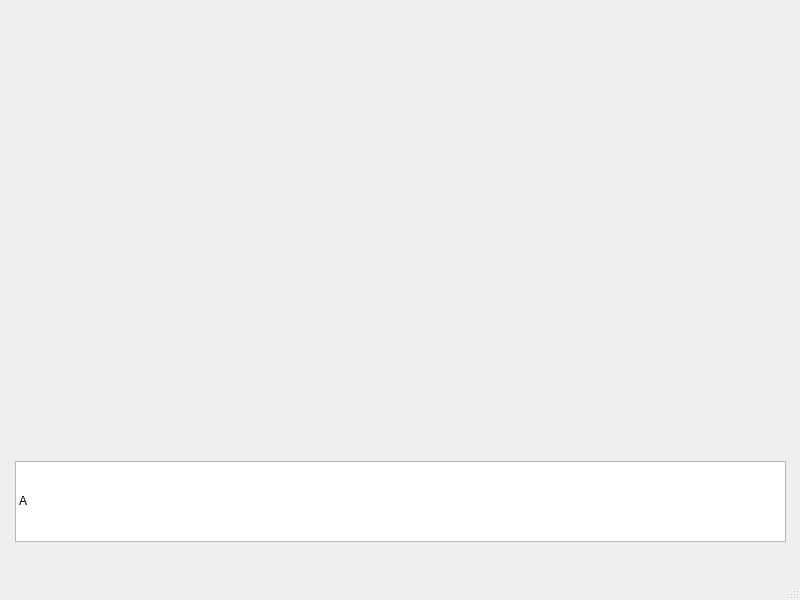
thePeterPan/CS3505-2016, file A7-Parachutes/A7-Parachutes/gamewindow.ui: the form before one commit.
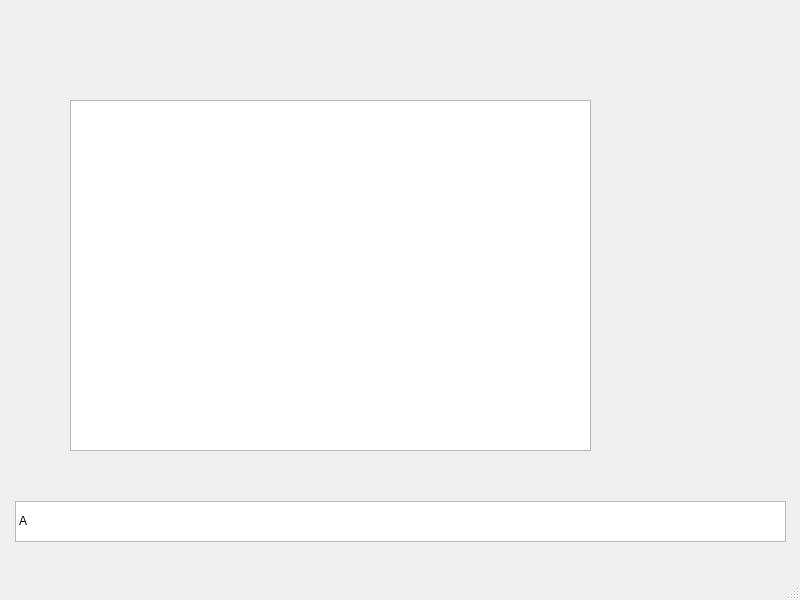
The form after the commit.

Commit message: fix log in error information

Diff of the .ui file:
```diff
--- a/A7-Parachutes/A7-Parachutes/gamewindow.ui
+++ b/A7-Parachutes/A7-Parachutes/gamewindow.ui
@@ -18,9 +18,9 @@
     <property name="geometry">
      <rect>
       <x>15</x>
-      <y>461</y>
+      <y>501</y>
       <width>771</width>
-      <height>81</height>
+      <height>41</height>
      </rect>
     </property>
     <property name="styleSheet">
@@ -35,6 +35,16 @@
      </property>
     </item>
    </widget>
+   <widget class="QGraphicsView" name="graphicsView">
+    <property name="geometry">
+     <rect>
+      <x>70</x>
+      <y>100</y>
+      <width>521</width>
+      <height>351</height>
+     </rect>
+    </property>
+   </widget>
   </widget>
   <widget class="QMenuBar" name="menubar">
    <property name="geometry">
```
The commit also changes 1 other file.
